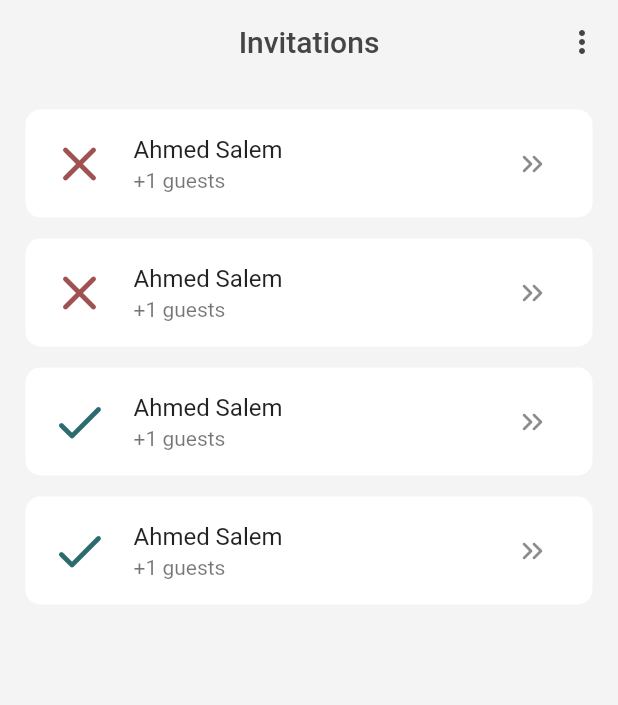
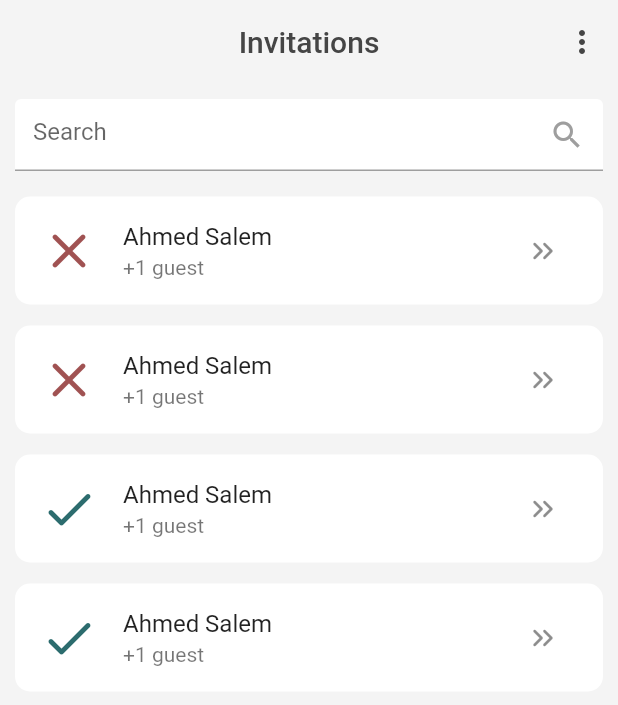
Before and after one commit to samarlarbi/checkin, a Flutter app: the Invitations screen opened directly, on a phone screen of 412 x 824 dp. Shown: the top 705 px of the screen. Run offline on Flutter 3.47's test engine with Material 2 defaults, Android fonts, the phone set to English and light mode, and no system bars; missing offline and left inert: blobs, curved_nav_bar, flutter_barcode_scanner.

Commit message:
add search field widget

```diff
--- /dev/null
+++ b/lib/utils/searchField.dart
@@ -0,0 +1,52 @@
+import 'package:checkin/utils/colors.dart';
+import 'package:flutter/material.dart';
+
+class SearchField extends StatefulWidget {
+  const SearchField({super.key});
+
+  @override
+  State<SearchField> createState() => _SearchFieldState();
+}
+
+class _SearchFieldState extends State<SearchField> {
+  final FocusNode _focusNode = FocusNode();
+
+  @override
+  void initState() {
+    super.initState();
+    _focusNode.addListener(() {
+      setState(() {}); // Rebuild the widget when the focus state changes
+    });
+  }
+
+  @override
+  void dispose() {
+    _focusNode.dispose();
+    super.dispose();
+  }
+
+  @override
+  Widget build(BuildContext context) {
+    return TextField(
+      focusNode: _focusNode,
+      decoration: InputDecoration(
+        hintText: 'Search',
+        suffixIcon: Icon(
+          Icons.search,
+          color: _focusNode.hasFocus ? Primary : Colors.grey,
+        ),
+        border: const UnderlineInputBorder(
+          borderSide: BorderSide(color: Colors.grey, width: 1),
+        ),
+        enabledBorder: const UnderlineInputBorder(
+          borderSide: BorderSide(color: Colors.grey, width: 1),
+        ),
+        focusedBorder: const UnderlineInputBorder(
+          borderSide: BorderSide(color: Primary, width: 2),
+        ),
+        fillColor: Colors.white,
+        filled: true,
+      ),
+    );
+  }
+}
--- a/lib/utils/table.dart
+++ b/lib/utils/table.dart
@@ -37,7 +37,7 @@ class MyTable extends StatelessWidget {
     if (type == 1) {
       return "0 guest";
     } else if (type == 2) {
-      return "+1 guests";
+      return "+1 guest";
     } else if (type == 3) {
       return "+2 guests";
     } else if (type == 4) {
@@ -58,7 +58,7 @@ class MyTable extends StatelessWidget {
             decoration: BoxDecoration(
               borderRadius: BorderRadius.circular(5),
             ),
-            margin: const EdgeInsets.all(7),
+            margin: const EdgeInsets.symmetric(vertical: 7),
             child: ListTile(
               shape: RoundedRectangleBorder(
                 borderRadius: BorderRadius.circular(10),
@@ -80,7 +80,10 @@ class MyTable extends StatelessWidget {
                     ),
               title: Text(tickets[index]['person'].toString()),
               subtitle: Text(nbguests(tickets[index]['type'] as int)),
-              trailing: IconButton(icon: Icon(Icons.keyboard_double_arrow_right_rounded ) , onPressed: (){},),
+              trailing: IconButton(
+                icon: Icon(Icons.keyboard_double_arrow_right_rounded),
+                onPressed: () {},
+              ),
             ),
           );
         },
--- a/lib/widgets/invitations_screen/invitationsPage.dart
+++ b/lib/widgets/invitations_screen/invitationsPage.dart
@@ -1,3 +1,4 @@
+import 'package:checkin/utils/searchField.dart';
 import 'package:checkin/utils/table.dart';
 import 'package:flutter/material.dart';
 
@@ -34,6 +35,8 @@ class _InvitationsState extends State<Invitations> {
         padding: const EdgeInsets.all(10.0),
         child: Column(
           children: [
+            SearchField(),
+            SizedBox(height: 10),
             MyTable(),
           ],
         ),
```
